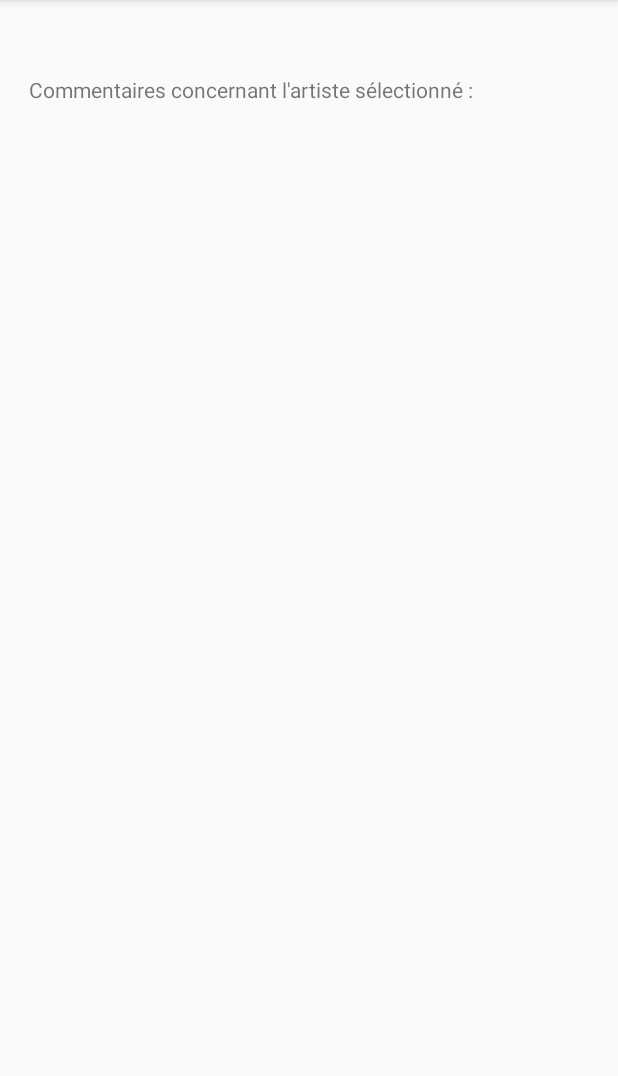
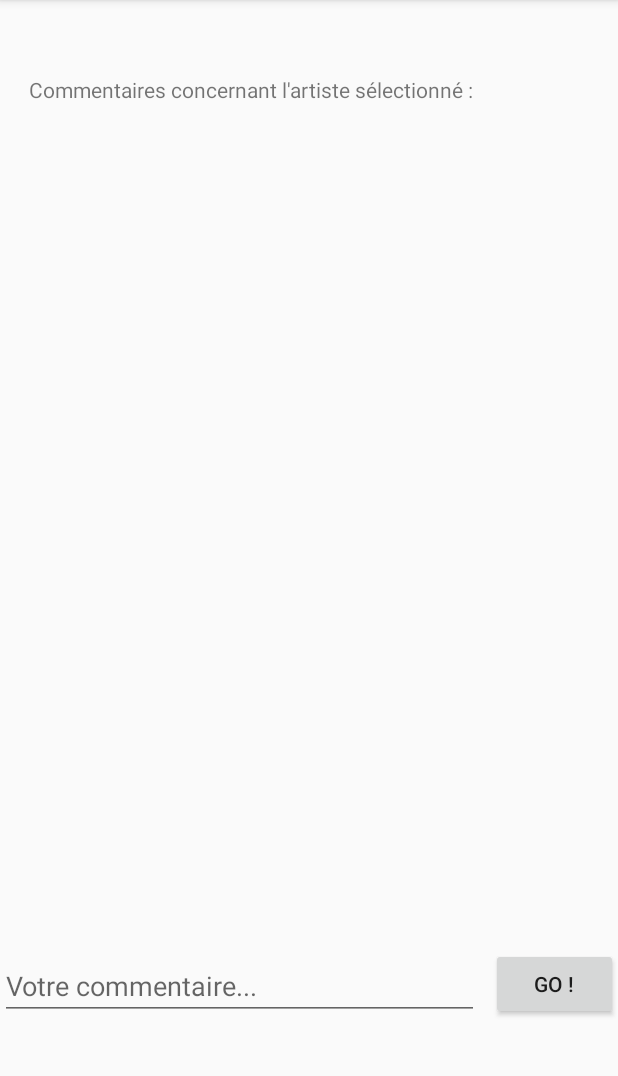
Before and after one commit to mathieulehan/MMM_TransMusicales, an Android app: the fragment SendFragment shown on its own in the app's theme, on a phone screen of 412 x 824 dp, the part 84-1160 px from its top. Run offline under Robolectric (Android 15) with nearby library versions, the phone set to English and light mode, and no system bars; our stand-ins replace Firebase (no records; nobody signed in at launch, a user with empty details on screens opened directly).

Commit message:
comments can be added to static artist

```diff
--- a/app/src/main/java/com/example/transmusicales/ui/send/SendFragment.java
+++ b/app/src/main/java/com/example/transmusicales/ui/send/SendFragment.java
@@ -4,6 +4,7 @@ import android.os.Bundle;
 import android.view.LayoutInflater;
 import android.view.View;
 import android.view.ViewGroup;
+import android.widget.Button;
 import android.widget.LinearLayout;
 import android.widget.TextView;
 
@@ -19,6 +20,7 @@ import com.example.transmusicales.Comment;
 import com.example.transmusicales.R;
 import com.firebase.ui.database.FirebaseRecyclerAdapter;
 import com.firebase.ui.database.FirebaseRecyclerOptions;
+import com.google.android.material.textfield.TextInputEditText;
 import com.google.firebase.database.ChildEventListener;
 import com.google.firebase.database.DataSnapshot;
 import com.google.firebase.database.DatabaseError;
@@ -76,7 +78,22 @@ public class SendFragment extends Fragment {
         // STEP 4: listen to any change on the DB
         enableUpdatesFromDB();
 
+        TextInputEditText comment = root.findViewById(R.id.inputComment);
+        Button button = root.findViewById(R.id.addCommentButton);
+        button.setOnClickListener(new View.OnClickListener() {
+            @Override
+            public void onClick(View v) {
+                Comment newComment = new Comment(null, comment.getText().toString());
+                addCommentToArtiste(newComment);
+            }
+        });
+
         return root;
+    }
+
+    private void addCommentToArtiste(Comment newComment) {
+        System.out.println(newComment);
+        mArtisteDatabaseReference.child("comments").setValue(newComment);
     }
 
     // STEP 4: listen to any change on the DB
--- a/app/src/main/res/layout/fragment_send.xml
+++ b/app/src/main/res/layout/fragment_send.xml
@@ -27,6 +27,30 @@
                 android:layout_height="match_parent"
                 android:scrollbars="vertical" />
 
+            <com.google.android.material.textfield.TextInputLayout
+                android:layout_width="match_parent"
+                android:layout_height="wrap_content">
+
+            </com.google.android.material.textfield.TextInputLayout>
+
+            <com.google.android.material.textfield.TextInputEditText
+                android:id="@+id/inputComment"
+                android:layout_width="319dp"
+                android:layout_height="wrap_content"
+                android:layout_alignParentBottom="true"
+                android:layout_marginBottom="88dp"
+                android:hint="Votre commentaire..." />
+
+            <Button
+                android:id="@+id/addCommentButton"
+                android:layout_width="wrap_content"
+                android:layout_height="wrap_content"
+                android:layout_alignParentBottom="true"
+                android:layout_marginStart="8dp"
+                android:layout_marginBottom="88dp"
+                android:layout_toEndOf="@+id/inputComment"
+                android:text="Go !" />
+
         </RelativeLayout>
 
     </androidx.swiperefreshlayout.widget.SwipeRefreshLayout>
```
